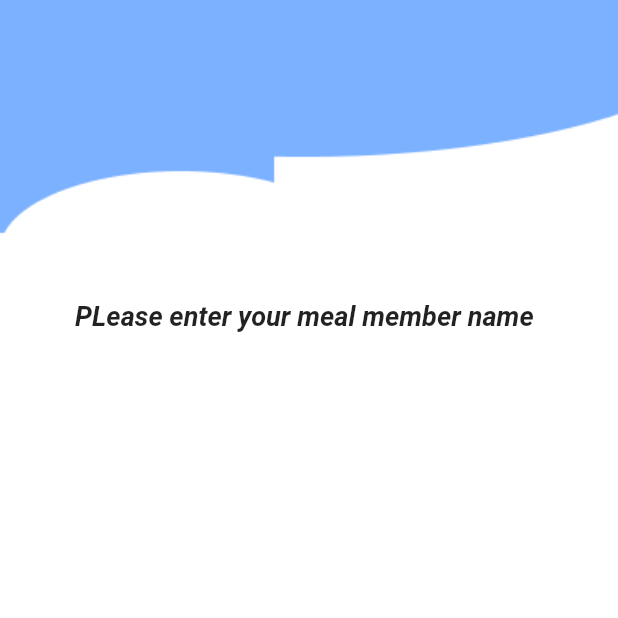
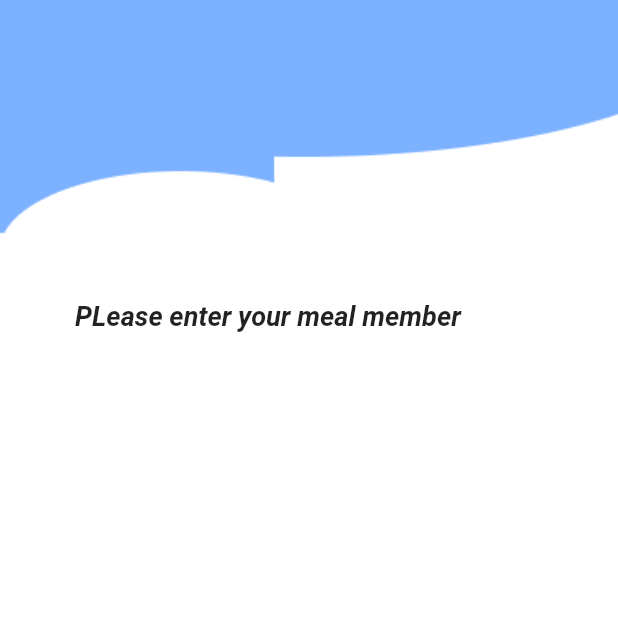
Before and after one commit to AbuShyedHemel/daily_calculation, a Flutter app: the MemberInput screen opened directly, on a phone screen of 412 x 824 dp, the top half of it. Run offline on Flutter 3.47's test engine with Material 2 defaults, Android fonts, the phone set to English and light mode, and no system bars; our stand-ins replace get.

Commit message:
my commit2

```diff
--- a/lib/view/memberinput/memberinput.dart
+++ b/lib/view/memberinput/memberinput.dart
@@ -18,7 +18,7 @@ class MemberInput extends StatelessWidget {
             Padding(
               padding: EdgeInsets.only(top: 200, left: 50, right: 50),
               child: Text(
-                'PLease enter your meal member name',
+                'PLease enter your meal member',
                 style: TextStyle(
                     fontSize: 18,
                     fontStyle: FontStyle.italic,
```
